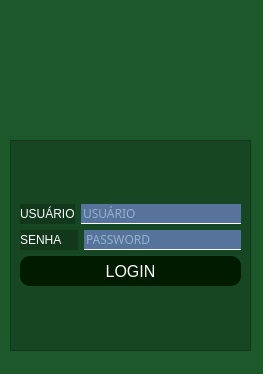
Above: logalt.ui from francisconeponuceno/pythonProject_real before the change. Below: the same form after it.
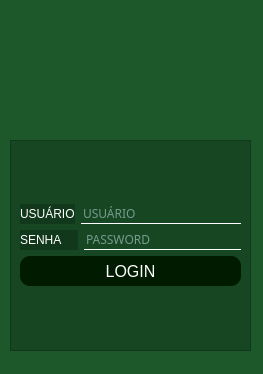
That is the form after the change. Icons and pictures are not drawn.

Patch:
```diff
--- a/logalt.ui
+++ b/logalt.ui
@@ -10,6 +10,18 @@
     <height>374</height>
    </rect>
   </property>
+  <property name="minimumSize">
+   <size>
+    <width>263</width>
+    <height>374</height>
+   </size>
+  </property>
+  <property name="maximumSize">
+   <size>
+    <width>263</width>
+    <height>374</height>
+   </size>
+  </property>
   <property name="cursor">
    <cursorShape>PointingHandCursor</cursorShape>
   </property>
@@ -19,25 +31,6 @@
   <property name="styleSheet">
    <string notr="true">background-color: rgb(29, 88, 43);</string>
   </property>
-  <widget class="QLabel" name="label">
-   <property name="geometry">
-    <rect>
-     <x>40</x>
-     <y>10</y>
-     <width>171</width>
-     <height>161</height>
-    </rect>
-   </property>
-   <property name="text">
-    <string/>
-   </property>
-   <property name="pixmap">
-    <pixmap resource="iconis.qrc">:/icones/user1.png</pixmap>
-   </property>
-   <property name="scaledContents">
-    <bool>true</bool>
-   </property>
-  </widget>
   <widget class="QFrame" name="frame">
    <property name="geometry">
     <rect>
@@ -85,7 +78,7 @@
              <string notr="true">color:rgba(211,239,251,1);
 border-bottom: 1px solid white;
 border-radius: None;
-background-color: rgba(85,115,155,0,1);
+background-color: rgba(29, 88, 43,0.0);
 font-family: Trebuchet MS;
 font-size: 12px;</string>
             </property>
@@ -120,7 +113,7 @@
              <string notr="true">color:rgba(211,239,251,1);
 border-bottom: 1px solid white;
 border-radius: None;
-background-color: rgba(85,115,155,0,1);
+background-color: rgba(29, 88, 43,0.0);
 font-family: Trebuchet MS;
 font-size: 12px;</string>
             </property>
@@ -170,6 +163,21 @@
     </item>
    </layout>
   </widget>
+  <widget class="QLabel" name="label">
+   <property name="geometry">
+    <rect>
+     <x>20</x>
+     <y>30</y>
+     <width>211</width>
+     <height>151</height>
+    </rect>
+   </property>
+   <property name="text">
+    <string>&lt;html&gt;&lt;head/&gt;&lt;body&gt;&lt;p align=&quot;center&quot;&gt;&lt;span style=&quot; font-size:12pt; font-weight:600; color:#ffffff;&quot;&gt;&lt;img src=&quot;C:\Users\Faturamento\PycharmProjects\pythonProject_real\imagens/user1&quot;&lt;/span&gt;&lt;/p&gt;&lt;/body&gt;&lt;/html&gt;</string>
+   </property>
+  </widget>
+  <zorder>label</zorder>
+  <zorder>frame</zorder>
  </widget>
  <resources>
   <include location="iconis.qrc"/>
```
Left out of the diff: 4 changed lines with no effect on the pictures.
